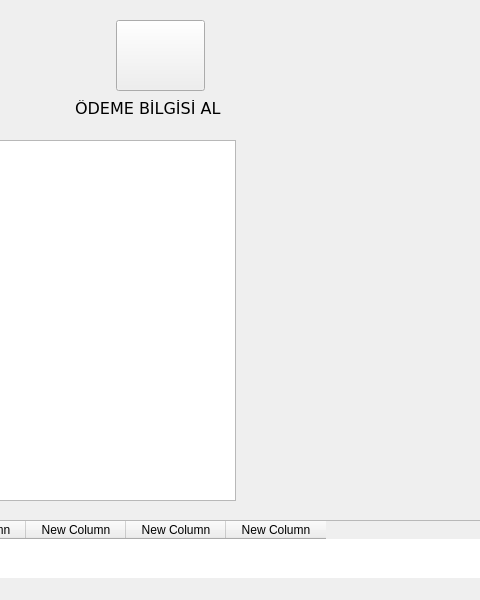
The window that mdb/mainwindow.ui (nerdogan/nenra) describes before a commit, drawn with Qt 5; both pictures show x 185 to 665 and y 0 to 600 of the 800 by 600 pixel window.
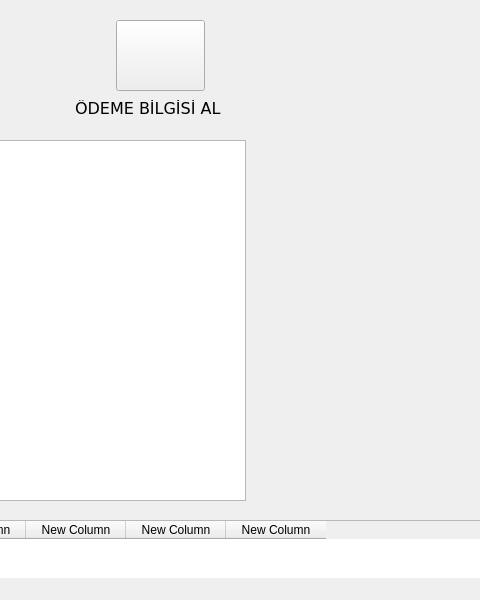
The same window after the commit.

Patch:
```diff
--- a/mdb/mainwindow.ui
+++ b/mdb/mainwindow.ui
@@ -60,7 +60,7 @@
      <rect>
       <x>10</x>
       <y>140</y>
-      <width>411</width>
+      <width>421</width>
       <height>361</height>
      </rect>
     </property>
```
